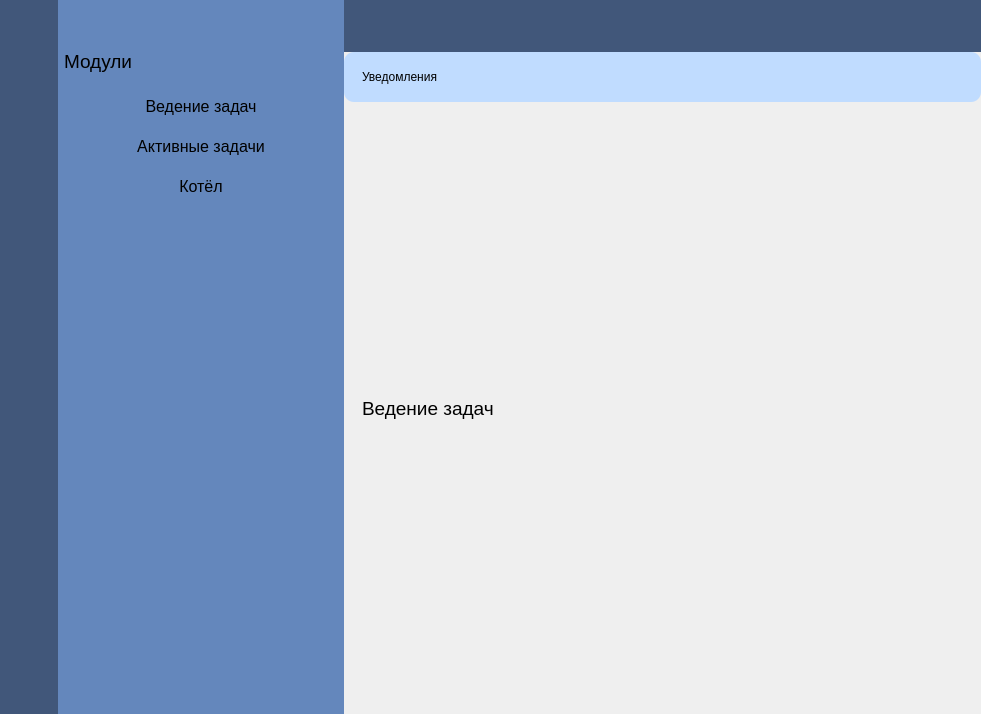
The window that ui/ui_taskmanager.ui (ShiragG/TaskManager) describes before a commit, drawn with Qt 5.
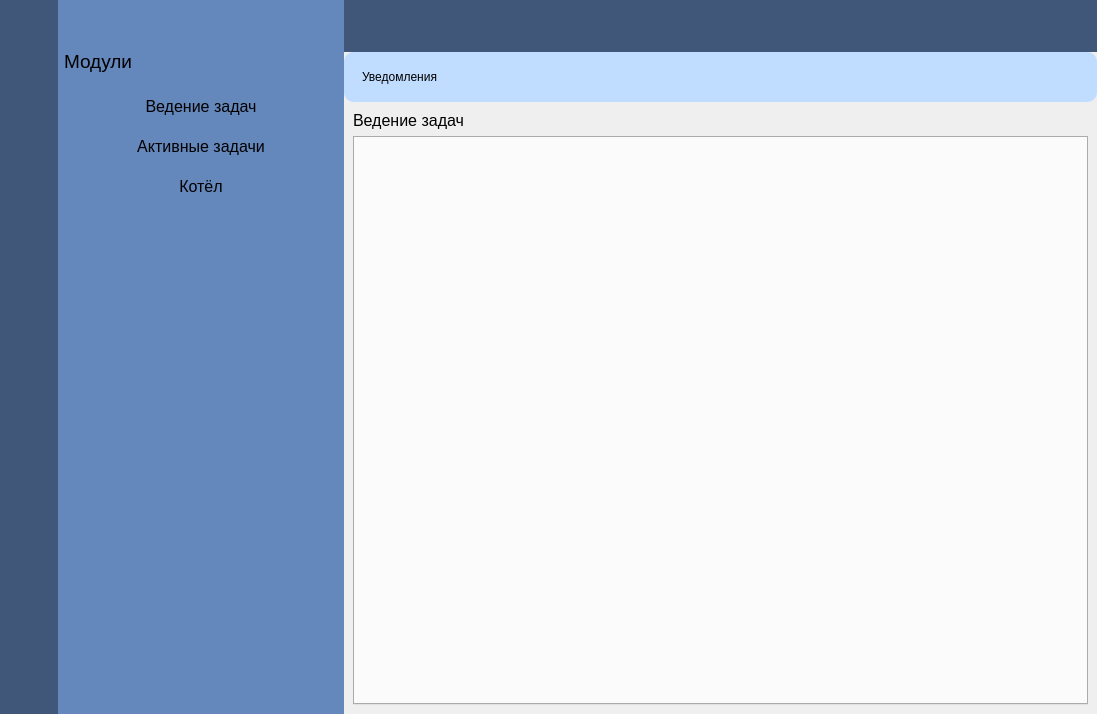
The same window after the commit. Icons and pictures are not drawn.

Patch:
```diff
--- a/ui/ui_taskmanager.ui
+++ b/ui/ui_taskmanager.ui
@@ -6,7 +6,7 @@
    <rect>
     <x>0</x>
     <y>0</y>
-    <width>981</width>
+    <width>1097</width>
     <height>714</height>
    </rect>
   </property>
@@ -744,6 +744,21 @@
        <item>
         <widget class="QWidget" name="mainBodyContent" native="true">
          <layout class="QVBoxLayout" name="verticalLayout_9">
+          <property name="spacing">
+           <number>0</number>
+          </property>
+          <property name="leftMargin">
+           <number>0</number>
+          </property>
+          <property name="topMargin">
+           <number>0</number>
+          </property>
+          <property name="rightMargin">
+           <number>0</number>
+          </property>
+          <property name="bottomMargin">
+           <number>0</number>
+          </property>
           <item>
            <widget class="QStackedWidget" name="mainContents">
             <property name="currentIndex">
@@ -755,7 +770,7 @@
                <widget class="QLabel" name="label_4">
                 <property name="font">
                  <font>
-                  <pointsize>14</pointsize>
+                  <pointsize>12</pointsize>
                  </font>
                 </property>
                 <property name="text">
@@ -763,6 +778,13 @@
                 </property>
                </widget>
               </item>
+              <item>
+               <widget class="QTabWidget" name="taskManagerTab">
+                <property name="currentIndex">
+                 <number>-1</number>
+                </property>
+               </widget>
+              </item>
              </layout>
             </widget>
             <widget class="QWidget" name="activeTasksPage">
```
Left out of the diff: 16 changed lines with no effect on the pictures.
